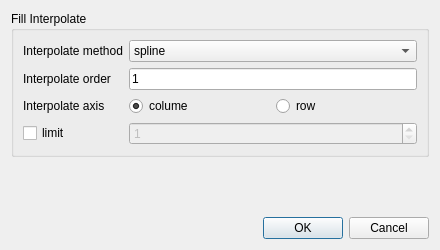
czyt1988/data-workbench, file src/DAGui/Dialog/DADialogDataFrameFillInterpolate.ui: the form before one commit.
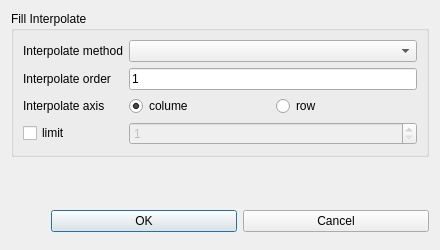
The form after the commit. Icons and pictures are not drawn.

Commit message: 修改插值填充方法设置

```diff
--- a/src/DAGui/Dialog/DADialogDataFrameFillInterpolate.ui
+++ b/src/DAGui/Dialog/DADialogDataFrameFillInterpolate.ui
@@ -21,18 +21,7 @@
      </property>
      <layout class="QGridLayout" name="gridLayout">
       <item row="0" column="1">
-       <widget class="QComboBox" name="comboBoxMethod">
-        <item>
-         <property name="text">
-          <string>spline</string>
-         </property>
-        </item>
-        <item>
-         <property name="text">
-          <string>polynomial</string>
-         </property>
-        </item>
-       </widget>
+       <widget class="QComboBox" name="comboBoxMethod"/>
       </item>
       <item row="1" column="0">
        <widget class="QLabel" name="labelOrder">
@@ -135,9 +124,6 @@
    </item>
    <item>
     <spacer name="verticalSpacer">
-     <property name="orientation">
-      <enum>Qt::Orientation::Vertical</enum>
-     </property>
      <property name="sizeHint" stdset="0">
       <size>
        <width>20</width>
@@ -150,9 +136,6 @@
     <layout class="QHBoxLayout" name="horizontalLayout">
      <item>
       <spacer name="horizontalSpacer">
-       <property name="orientation">
-        <enum>Qt::Orientation::Horizontal</enum>
-       </property>
        <property name="sizeHint" stdset="0">
         <size>
          <width>40</width>
```
The commit also changes 1 other file.
